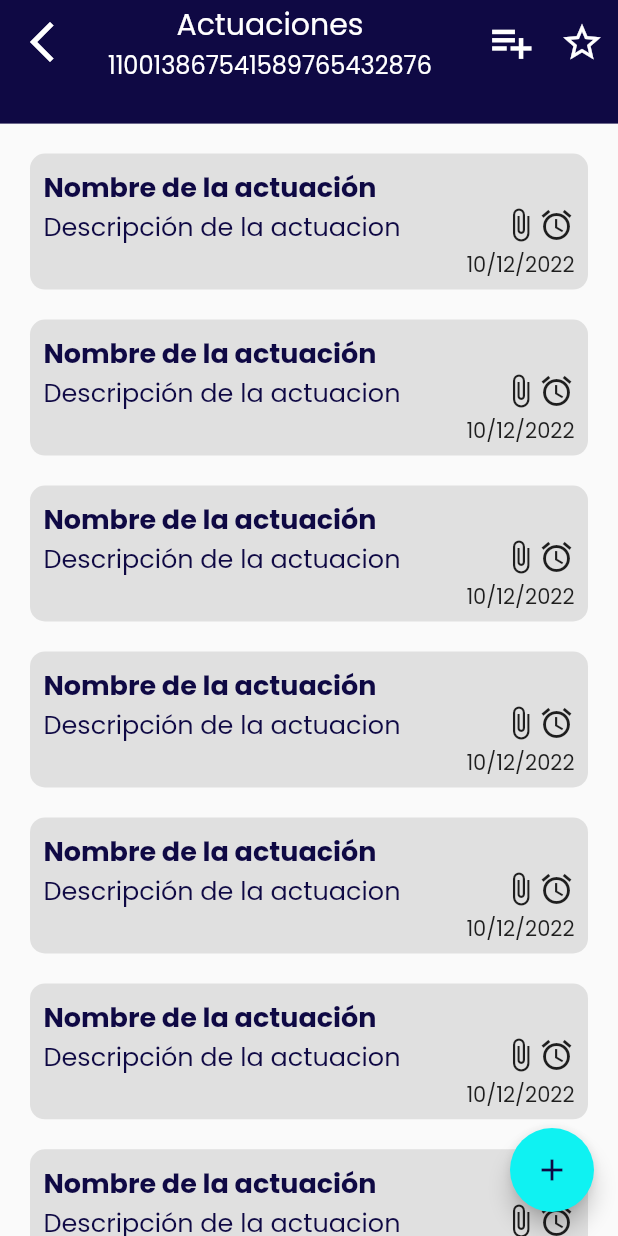
After one commit to KamiloChinome/Flutter-Mi-Proceso-App, a Flutter app: the ProcessScreen screen opened by its route, on a phone screen of 412 x 824 dp. The commit adds this screen. Run offline on Flutter 3.47's test engine with Material 2 defaults, Android fonts, the phone set to English and light mode, and no system bars; our stand-ins replace animate_do.

Commit message:
was added 'process_screen.dart', 'subscribe_process_model'
A legal proceedings Screen and its corresponding model to change the status of the icons were added

```diff
--- a/lib/main.dart
+++ b/lib/main.dart
@@ -6,6 +6,7 @@ import 'package:miprocesoapp/screens/home_screen.dart';
 import 'package:miprocesoapp/screens/personal_information.dart';
 import 'package:miprocesoapp/screens/plans_screen.dart';
 import 'package:miprocesoapp/screens/acount_screen.dart';
+import 'package:miprocesoapp/screens/process_screen.dart';
 import 'package:miprocesoapp/values/texts.dart';
 
 void main(){
@@ -23,6 +24,7 @@ class MyApp extends StatelessWidget {
     return MaterialApp(
 
       debugShowCheckedModeBanner: false,
+
       title: 'Material App',
       initialRoute: 'HomeScreen',
       routes: {
@@ -32,6 +34,7 @@ class MyApp extends StatelessWidget {
         'AlarmScreen':(context) => const AlarmScreen(),
         'PlansScreen':(context) => const PlansScreen(),
         'PersonalInformation':(context) => const PersonalInformationScreen(),
+        'ProcessDetails':(context) => const ProcessScreen(),
       },
       theme: ThemeData(
         fontFamily: poppinsR
--- /dev/null
+++ b/lib/models/subscribe_process_model.dart
@@ -0,0 +1,16 @@
+import 'package:flutter/material.dart';
+class SubscribeProcessModel with ChangeNotifier{
+  IconData _addIcon = Icons.playlist_add;
+  IconData _favorite = Icons.star_border_outlined;
+
+  IconData get addIcon => _addIcon;
+  set addIcon(IconData i){
+    _addIcon = i;
+    notifyListeners();
+  }
+  IconData get favorite => _favorite;
+  set favorite(IconData i){
+    _favorite = i;
+    notifyListeners();
+  }
+}
--- /dev/null
+++ b/lib/screens/process_screen.dart
@@ -0,0 +1,148 @@
+import 'package:flutter/material.dart';
+import 'package:miprocesoapp/models/subscribe_process_model.dart';
+import 'package:miprocesoapp/values/colors.dart';
+import 'package:miprocesoapp/values/info.dart';
+import 'package:miprocesoapp/values/texts.dart';
+import 'package:provider/provider.dart';
+
+class ProcessScreen extends StatelessWidget {
+
+  const ProcessScreen({Key? key}) : super(key: key);
+
+  @override
+  Widget build(BuildContext context) {
+    return ChangeNotifierProvider(
+      create: (context) => SubscribeProcessModel(),
+      child: Scaffold(
+        floatingActionButton: FloatingActionButton(
+          backgroundColor: marca2,
+          child: const Icon(Icons.add, color: marca1,),
+          onPressed: (){}),
+        body: const _Sliver(),
+      ),
+    );
+  }
+}
+
+
+class _Sliver extends StatelessWidget {
+  const _Sliver({super.key});
+
+  @override
+  Widget build(BuildContext context) {
+    IconData addIcon = Provider.of<SubscribeProcessModel>(context).addIcon;
+    IconData favorite = Provider.of<SubscribeProcessModel>(context).favorite;
+    double sizeHeight = MediaQuery.of(context).size.height;
+    double sizeWidth = MediaQuery.of(context).size.width;
+    return CustomScrollView(
+        physics: const BouncingScrollPhysics(),
+        slivers: <Widget>[
+          SliverAppBar(
+            expandedHeight: sizeHeight*0.1,
+            floating: true,
+            title: Stack(
+            children:  [
+            Column(
+              children: const [
+                Text(actuations, style: TextStyle(fontFamily: poppinsR),),
+                Text(processId, style: TextStyle(fontFamily: poppinsR, fontSize: 16),),
+              ],
+            )
+          ],
+        ),
+            // centerTitle: true,
+            backgroundColor: marca1,
+            actions: <Widget>[
+            IconButton(
+              icon: Icon(addIcon, size: 33,),
+              onPressed: (){
+                if(addIcon == Icons.playlist_add){
+                  Provider.of<SubscribeProcessModel>(context, listen: false).addIcon = Icons.playlist_add_check;
+                }else{
+                  Provider.of<SubscribeProcessModel>(context, listen: false).addIcon = Icons.playlist_add;
+                  Provider.of<SubscribeProcessModel>(context, listen: false).favorite = Icons.star_border_outlined;
+                }
+                //TODO: añador a suscritos
+              },
+            ),
+            IconButton(
+              icon: Icon(favorite, size: 30,),
+              onPressed: (){
+                if(favorite == Icons.star_border_outlined){
+                  Provider.of<SubscribeProcessModel>(context, listen: false).favorite = Icons.star;
+                  Provider.of<SubscribeProcessModel>(context, listen: false).addIcon = Icons.playlist_add_check;
+                }else{
+                  Provider.of<SubscribeProcessModel>(context, listen: false).favorite = Icons.star_border_outlined;
+                }
+                //TODO: añador a favoritos
+              },
+            ),
+          ],
+          leading: IconButton(
+            icon: const Icon(Icons.arrow_back_ios_new_outlined, size: 32,),
+            onPressed: () => Navigator.pop(context),
+          ),
+
+          ),
+          SliverList(delegate: SliverChildListDelegate(actuationsList) )
+        ],
+      );
+    }
+}
+
+
+class ProcessDetaillCard extends StatelessWidget {
+  const ProcessDetaillCard({super.key});
+
+  @override
+  Widget build(BuildContext context) {
+    double sizeHeight = MediaQuery.of(context).size.height;
+    double sizeWidth = MediaQuery.of(context).size.width;
+    return Container(
+      padding: const EdgeInsets.all(9),
+      margin: const EdgeInsets.only(left: 20, right: 20, top: 20),
+      height: sizeHeight * 0.11,
+      width: sizeWidth * 0.92,
+      decoration: BoxDecoration(
+        color: Colors.grey[300],
+        borderRadius: BorderRadius.circular(10)
+      ),
+      child: Stack(
+        children: [
+          Row(
+            children: [
+              Expanded(
+                child: Column(
+                  crossAxisAlignment: CrossAxisAlignment.start,
+                  children: const [
+                    Text(actuationName, style: TextStyle(color: marca1, fontSize: 18, fontFamily: poppinsB),),
+                    Padding(
+                      padding: EdgeInsets.only(right: 20),
+                      child: Text(actuationDescription, style: TextStyle(color: marca1, fontSize: 17),maxLines: 2,overflow: TextOverflow.ellipsis,),
+                    ),
+                  ],
+                ),
+              ),
+              Padding(
+                padding: EdgeInsets.only(top: sizeHeight * 0.0325),
+                child: Column(
+                  crossAxisAlignment: CrossAxisAlignment.end,
+                  children: [
+                    Row(
+                      children: const [
+                        Icon(Icons.attach_file),
+                        Icon(Icons.access_alarm_outlined)
+                      ],
+                    ),
+                    const SizedBox(height: 4,),
+                    const Text(date),
+                  ],
+                ),
+              )
+            ],
+          ),
+        ],
+      ),
+    );
+  }
+}
--- a/lib/values/info.dart
+++ b/lib/values/info.dart
@@ -1,4 +1,5 @@
 import 'package:flutter/material.dart';
+import 'package:miprocesoapp/screens/process_screen.dart';
 import 'package:miprocesoapp/values/texts.dart';
 import 'package:miprocesoapp/widgets/alarm_card.dart';
 import 'package:miprocesoapp/widgets/process_card.dart';
@@ -105,3 +106,22 @@ const List<Color> color = [
   Colors.red,
   Colors.green,
 ];
+
+const List<Widget> actuationsList = <Widget>[
+  ProcessDetaillCard(),
+  ProcessDetaillCard(),
+  ProcessDetaillCard(),
+  ProcessDetaillCard(),
+  ProcessDetaillCard(),
+  ProcessDetaillCard(),
+  ProcessDetaillCard(),
+  ProcessDetaillCard(),
+  ProcessDetaillCard(),
+  ProcessDetaillCard(),
+  ProcessDetaillCard(),
+  ProcessDetaillCard(),
+  ProcessDetaillCard(),
+  ProcessDetaillCard(),
+  ProcessDetaillCard(),
+
+];
--- a/lib/values/texts.dart
+++ b/lib/values/texts.dart
@@ -1,4 +1,3 @@
-import 'package:flutter/cupertino.dart';
 import 'package:miprocesoapp/values/info.dart';
 
 const String poppinsB = 'PoppinsB';//fontsize 18
@@ -65,3 +64,9 @@ const String phone = 'Telefono';
 const String process = 'Procesos suscritos';
 const String identification = 'Identificacion';
 const String userIdentification = 'Identificacion de usuario';
+
+//PROCESS DETAILS TEXTS
+const String actuationName = 'Nombre de la actuación';
+const String actuationDescription = 'Descripción de la actuacion';
+const String date = '10/12/2022';
+const String actuations = 'Actuaciones';
--- a/lib/widgets/alarm_card.dart
+++ b/lib/widgets/alarm_card.dart
@@ -41,7 +41,9 @@ class AlarmCard extends StatelessWidget {
                       ),
                     ),
                     const SizedBox(width: 18,),
-                    const Icon(Icons.arrow_forward_ios_outlined, size: 30, color: opcion1,)
+                    GestureDetector(
+                      onTap: () => Navigator.pushNamed(context, 'ProcessDetails'),
+                      child: const Icon(Icons.arrow_forward_ios_outlined, size: 30, color: opcion1,))
                   ],
                 ),
               )
--- a/lib/widgets/process_card.dart
+++ b/lib/widgets/process_card.dart
@@ -21,7 +21,11 @@ class ProcessItem extends StatelessWidget {
     double sizeWidth = MediaQuery.of(context).size.width;
     return Column(
       children: [
-        Container(
+        GestureDetector(
+          onTap: (() {
+            Navigator.pushNamed(context, 'ProcessDetails');
+          }),
+          child: Container(
             padding: const EdgeInsets.symmetric(horizontal: 18, vertical: 10),
             margin: const EdgeInsets.symmetric(horizontal: 10),
             height: sizeHeight * 0.15,
@@ -76,6 +80,7 @@ class ProcessItem extends StatelessWidget {
               ],
             ),
               ),
+        ),
         const Divider(
           color: marca1,
           indent: 30,
```
Lines whose indentation alone changed are shown as unchanged.
